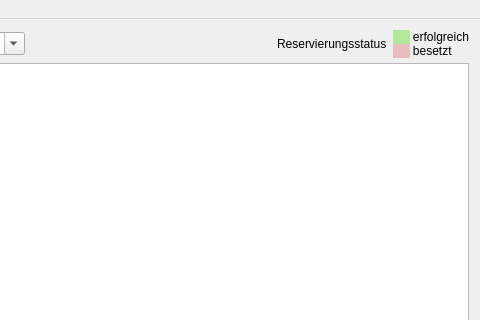
Above: bin/mainwindow.ui from fupa/FuME before the change; both pictures show x 720 to 1200 and y 0 to 320 of the 1200 by 600 pixel window. Below: the same form after it.
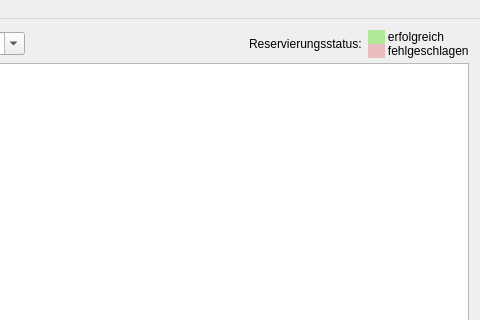
That is the form after the change. Icons and pictures are not drawn.

Commit message: added "reservation view"

Diff of the .ui file:
```diff
--- a/bin/mainwindow.ui
+++ b/bin/mainwindow.ui
@@ -205,14 +205,14 @@
        <item>
         <widget class="QLabel" name="label_6">
          <property name="text">
-          <string>Reservierungsstatus</string>
+          <string>Reservierungsstatus:</string>
          </property>
         </widget>
        </item>
        <item>
         <widget class="QLabel" name="label_5">
          <property name="text">
-          <string>&lt;html&gt;&lt;head/&gt;&lt;body&gt;&lt;p&gt;&lt;span style=&quot; background-color:#b0ea99;&quot;&gt;&amp;nbsp;&amp;nbsp;&amp;nbsp;&amp;nbsp;&amp;nbsp;&lt;/span&gt; erfolgreich&lt;br /&gt;&lt;span style=&quot; background-color:#eabdbe;&quot;&gt;&amp;nbsp;&amp;nbsp;&amp;nbsp;&amp;nbsp;&amp;nbsp;&lt;/span&gt; besetzt&lt;/p&gt;&lt;/body&gt;&lt;/html&gt;</string>
+          <string>&lt;html&gt;&lt;head/&gt;&lt;body&gt;&lt;p&gt;&lt;span style=&quot; background-color:#b0ea99;&quot;&gt;&amp;nbsp;&amp;nbsp;&amp;nbsp;&amp;nbsp;&amp;nbsp;&lt;/span&gt; erfolgreich&lt;br /&gt;&lt;span style=&quot; background-color:#eabdbe;&quot;&gt;&amp;nbsp;&amp;nbsp;&amp;nbsp;&amp;nbsp;&amp;nbsp;&lt;/span&gt; fehlgeschlagen&lt;/p&gt;&lt;/body&gt;&lt;/html&gt;</string>
          </property>
         </widget>
        </item>
```
The commit also changes 1 other file.
